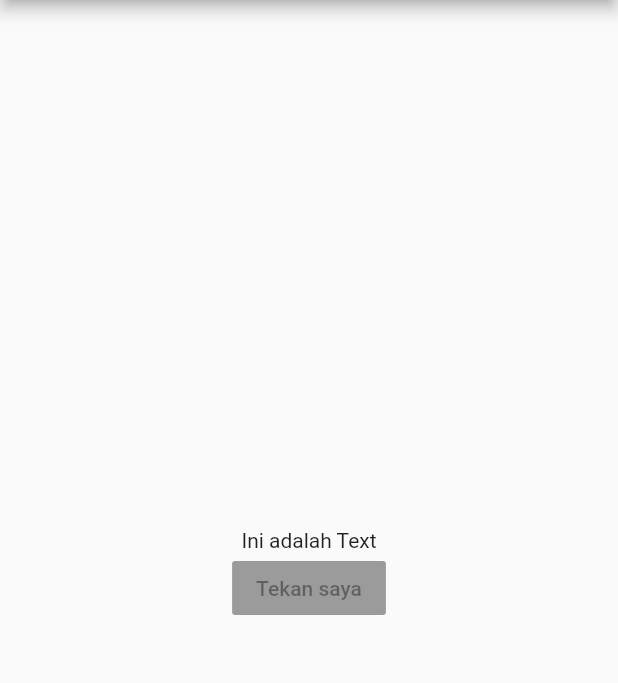
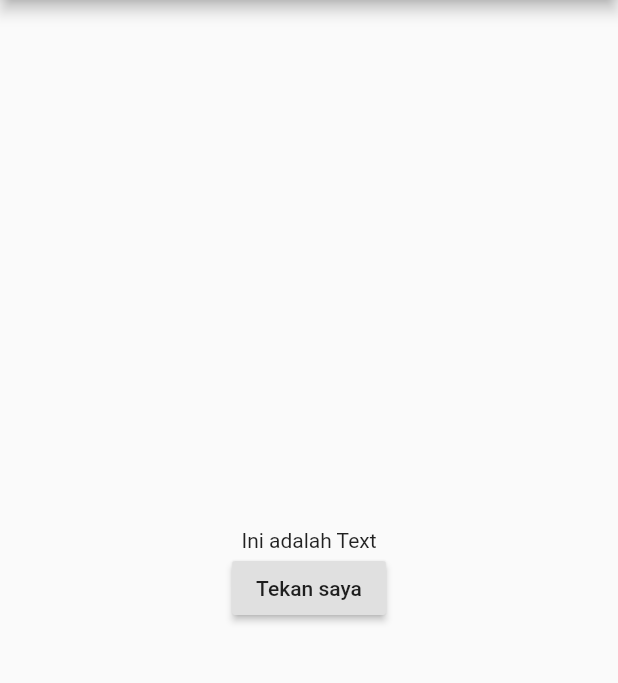
Before and after one commit to hanifiamdev/demo-flutter, a Flutter app: the screen it shows after launch, on a phone screen of 412 x 824 dp, the part 84-767 px from its top. Run offline on Flutter 3.47's test engine with Material 2 defaults, Android fonts, the phone set to English and light mode, and no system bars.

Commit message:
Anonymous Method - pembuatan method tombolDitekan bukan anonymous method

```diff
--- a/anonymous_method/lib/main.dart
+++ b/anonymous_method/lib/main.dart
@@ -8,6 +8,14 @@ class MyApp extends StatefulWidget {
 }
 
 class _MyAppState extends State<MyApp> {
+  String message = "Ini adalah Text";
+
+  tombolDitekan() {
+    setState(() {
+      message = "Tombol sudah ditekan";
+    });
+  }
+
   @override
   Widget build(BuildContext context) {
     return MaterialApp(
@@ -19,8 +27,8 @@ class _MyAppState extends State<MyApp> {
           child: Column(
             mainAxisAlignment: MainAxisAlignment.center,
             children: <Widget>[
-              Text("Ini adalah Text"),
-              RaisedButton(child: Text("Tekan saya"), onPressed: null)
+              Text(message),
+              RaisedButton(child: Text("Tekan saya"), onPressed: tombolDitekan)
             ],
           ),
         ),
```
